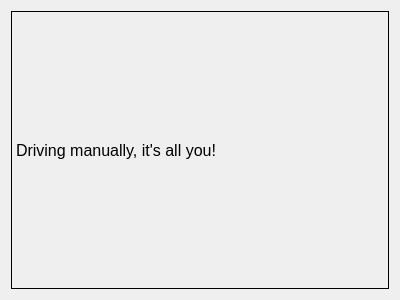
tud-hri/joan, file modules/steeringwheelcontrol/action/swcontrollers/ui/manual_tab.ui: the form before one commit.
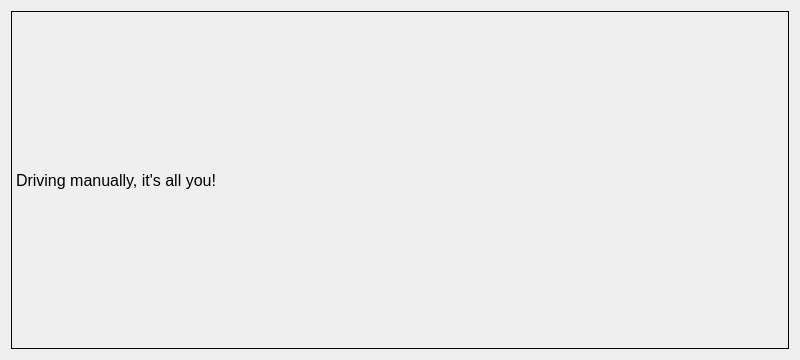
The form after the commit.

Commit message: Updated controller uis

```diff
--- a/modules/steeringwheelcontrol/action/swcontrollers/ui/manual_tab.ui
+++ b/modules/steeringwheelcontrol/action/swcontrollers/ui/manual_tab.ui
@@ -6,8 +6,8 @@
    <rect>
     <x>0</x>
     <y>0</y>
-    <width>400</width>
-    <height>300</height>
+    <width>800</width>
+    <height>360</height>
    </rect>
   </property>
   <property name="windowTitle">
```
The commit also changes 3 other files.
